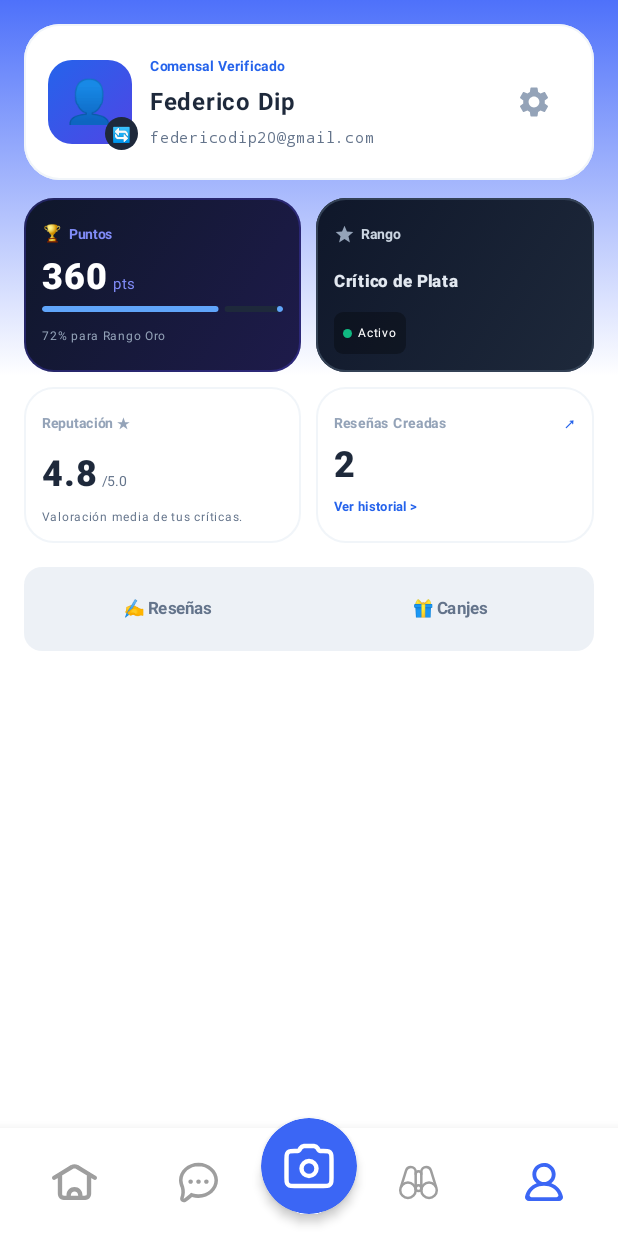
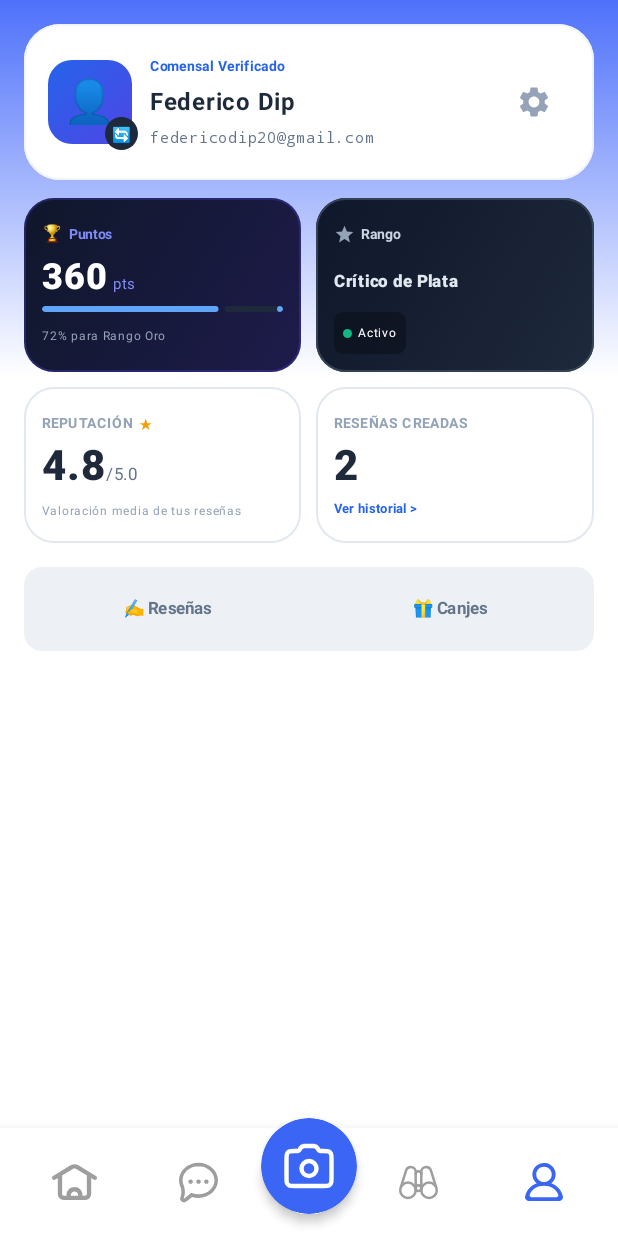
Before and after one commit to ManuZarraga/TP-desarrollo-de-apps-I, an Android app built with Jetpack Compose: the perfil screen opened through its navigation route, on a phone screen of 412 x 824 dp. Run offline under Robolectric (Android 15) with nearby library versions, the light colour scheme and no system bars.

Commit message:
Finalizada Pantalla perfil y las reseñas se traen del repository

```diff
--- a/app/src/main/java/com/example/tpi_apps/data/model/Review.kt
+++ b/app/src/main/java/com/example/tpi_apps/data/model/Review.kt
@@ -16,7 +16,8 @@ data class Review(
     val time: String = LocalTime.now().toString().substring(0, 5),
     val foodCategory: String,
     val itemPrice: Double? = null,
-    var likes: Int = 0
+    var likes: Int = 0,
+    var username: String
 ) {
     fun incrementLikes() {
         likes += 1
--- a/app/src/main/java/com/example/tpi_apps/data/model/User.kt
+++ b/app/src/main/java/com/example/tpi_apps/data/model/User.kt
@@ -2,9 +2,9 @@ package com.example.tpi_apps.data.model
 import java.time.LocalDate
 
 data class User(
-    val name: String,
+    var name: String,
     val username: String,
-    val email: String,
+    var email: String,
     val avatarSeed: String,
     var points: Int,
     var level: String,
--- a/app/src/main/java/com/example/tpi_apps/data/repository/ReviewRepository.kt
+++ b/app/src/main/java/com/example/tpi_apps/data/repository/ReviewRepository.kt
@@ -15,7 +15,8 @@ class ReviewRepository {
                 itemPrice = 1400.0,
                 comment = "Llegó en excelente estado, nada corrido y...",
                 date = "2024-04-13",
-                likes = 150
+                likes = 150,
+                username = "Manu Zarraga"
             ),
             Review(
                 restaurantName = "McDonald's",
@@ -25,7 +26,8 @@ class ReviewRepository {
                 itemPrice = 1200.0,
                 comment = "Los medallones son chicos y trae poca...",
                 date = "2024-04-12",
-                likes = 80
+                likes = 80,
+                username = "Milagro Gonzales Nuñez"
             ),
             Review(
                 restaurantName = "La Juvenil",
@@ -35,7 +37,8 @@ class ReviewRepository {
                 itemPrice = 1300.0,
                 comment = "No vino con tantas almendras, pero muy...",
                 date = "2024-04-11",
-                likes = 210
+                likes = 210,
+                username = "Federico Dip"
             ),
             Review(
                 restaurantName = "Burger King",
@@ -45,7 +48,8 @@ class ReviewRepository {
                 itemPrice = 1500.0,
                 comment = "Increíble sabor, la carne muy jugosa.",
                 date = "2024-04-10",
-                likes = 300
+                likes = 300,
+                username = "Federico Dip"
             )
         )
         emit(reviews)
--- a/app/src/main/java/com/example/tpi_apps/logic/ReviewViewModel.kt
+++ b/app/src/main/java/com/example/tpi_apps/logic/ReviewViewModel.kt
@@ -1,4 +1,24 @@
 package com.example.tpi_apps.logic
 
-class ReviewViewModel {
+import androidx.lifecycle.ViewModel
+import androidx.lifecycle.viewModelScope
+import com.example.tpi_apps.data.model.Review
+import com.example.tpi_apps.data.repository.ReviewRepository
+import kotlinx.coroutines.flow.SharingStarted
+import kotlinx.coroutines.flow.StateFlow
+import kotlinx.coroutines.flow.map
+import kotlinx.coroutines.flow.stateIn
+
+class ReviewViewModel(
+    private val repository: ReviewRepository = ReviewRepository()
+) : ViewModel() {
+
+    val userReviews: StateFlow<List<Review>> = repository
+        .getReviews()
+        .map { reviews -> reviews.filter { it.username == "Federico Dip" } }
+        .stateIn(
+            scope = viewModelScope,
+            started = SharingStarted.WhileSubscribed(5000),
+            initialValue = emptyList()
+        )
 }
--- a/app/src/main/java/com/example/tpi_apps/ui/screens/ProfileScreen.kt
+++ b/app/src/main/java/com/example/tpi_apps/ui/screens/ProfileScreen.kt
@@ -4,6 +4,8 @@ import androidx.compose.foundation.background
 import androidx.compose.foundation.border
 import androidx.compose.foundation.clickable
 import androidx.compose.foundation.layout.*
+import androidx.compose.foundation.lazy.LazyColumn
+import androidx.compose.foundation.lazy.items
 import androidx.compose.foundation.shape.CircleShape
 import androidx.compose.foundation.shape.RoundedCornerShape
 import androidx.compose.foundation.text.BasicTextField
@@ -23,14 +25,18 @@ import androidx.compose.ui.unit.dp
 import androidx.compose.ui.unit.sp
 import com.example.tpi_apps.data.model.User
 import androidx.compose.material.icons.filled.*
+import androidx.lifecycle.compose.collectAsStateWithLifecycle
+import androidx.lifecycle.viewmodel.compose.viewModel
+import com.example.tpi_apps.data.repository.ReviewRepository
+import com.example.tpi_apps.logic.ReviewViewModel
 
 @OptIn(ExperimentalMaterial3Api::class)
 @Composable
 fun ProfileScreen(
     user: User,
-    onSettingsClick: () -> Unit,
     onReviewsClick: () -> Unit,
-    modifier: Modifier = Modifier
+    modifier: Modifier = Modifier,
+    onSettingsClick: () -> Unit
 ) {
     val nextLevelPoints = 500
     val progressPercent = (user.points.toFloat() / nextLevelPoints).coerceIn(0f, 1f)
@@ -43,6 +49,7 @@ fun ProfileScreen(
     val openSettings = {
         showEditDialog = true
     }
+    val userReviews by viewModel<ReviewViewModel>().userReviews.collectAsStateWithLifecycle()
     Column(
         modifier = modifier
             .fillMaxSize()
@@ -56,7 +63,7 @@ fun ProfileScreen(
             ))
             .padding(16.dp)
     ) {
-        // --- BOX 1: INFO DE PERFIL BENTO ---
+
         Card(
             shape = RoundedCornerShape(24.dp),
             colors = CardDefaults.cardColors(containerColor = Color.White),
@@ -99,10 +106,9 @@ fun ProfileScreen(
 
         Spacer(modifier = Modifier.height(12.dp))
 
-        // --- ENLACE BENTO GRID FILA 1: PUNTOS Y RANGO ---
+
         Row(modifier = Modifier.fillMaxWidth(), horizontalArrangement = Arrangement.spacedBy(10.dp)) {
 
-            // --- BOX 2: CANASTA DE PUNTOS REESTRUCTURADA ---
             Card(
                 shape = RoundedCornerShape(20.dp),
                 colors = CardDefaults.cardColors(containerColor = Color.Transparent),
@@ -144,7 +150,6 @@ fun ProfileScreen(
                 }
             }
 
-            // --- BOX 3: NIVEL DE CRÍTICO REESTRUCTURADO ---
             val isGold = user.level.contains("Oro") || user.level.contains("Súper")
             Card(
                 shape = RoundedCornerShape(20.dp),
@@ -209,42 +214,57 @@ fun ProfileScreen(
 
         Spacer(modifier = Modifier.height(10.dp))
 
-        // --- ENLACE BENTO GRID FILA 2: REPUTACIÓN Y RESEÑAS ---
         Row(modifier = Modifier.fillMaxWidth(), horizontalArrangement = Arrangement.spacedBy(10.dp)) {
-
-            // --- BOX 4: CARD DE REPUTACIÓN ---
-            Card(
-                shape = RoundedCornerShape(20.dp),
-                colors = CardDefaults.cardColors(containerColor = Color.White),
-                modifier = Modifier.weight(1f).height(104.dp).border(1.dp, Color(0xFFF1F5F9), RoundedCornerShape(20.dp))
-            ) {
-                Column(modifier = Modifier.fillMaxSize().padding(12.dp), verticalArrangement = Arrangement.SpaceBetween) {
-                    Text("Reputación ★", fontSize = 9.sp, fontWeight = FontWeight.Bold, color = Color(0xFF94A3B8))
-                    Row {
-                        Text(text = String.format("%.1f", user.reputation), fontSize = 24.sp, fontWeight = FontWeight.Black, color = Color(0xFF1E293B), modifier = Modifier.alignByBaseline())
-                        Text(" /5.0", fontSize = 9.sp, color = Color(0xFF64748B), modifier = Modifier.alignByBaseline())
-                    }
-                    Text("Valoración media de tus críticas.", fontSize = 8.sp, color = Color(0xFF64748B), lineHeight = 10.sp)
-                }
-            }
-
-            // --- BOX 5: CARD DE RESEÑAS HISTORIAL ---
             Card(
                 shape = RoundedCornerShape(20.dp),
                 colors = CardDefaults.cardColors(containerColor = Color.White),
                 modifier = Modifier.weight(1f).height(104.dp)
-                    .border(1.dp, Color(0xFFF1F5F9), RoundedCornerShape(20.dp))
+                    .border(1.dp, Color(0xFFE2E8F0), RoundedCornerShape(20.dp))
+            ) {
+                Column(modifier = Modifier.fillMaxSize().padding(12.dp), verticalArrangement = Arrangement.SpaceBetween) {
+                    Row(verticalAlignment = Alignment.CenterVertically) {
+                        Text("REPUTACIÓN", fontSize = 9.sp, fontWeight = FontWeight.Bold, color = Color(0xFF94A3B8), letterSpacing = 0.8.sp)
+                        Spacer(modifier = Modifier.width(4.dp))
+                        Text("★", fontSize = 10.sp, color = Color(0xFFF59E0B))
+                    }
+                    Row {
+                        Text(
+                            text = String.format("%.1f", user.reputation),
+                            fontSize = 28.sp, fontWeight = FontWeight.Black,
+                            color = Color(0xFF1E293B),
+                            modifier = Modifier.alignByBaseline()
+                        )
+                        Text(
+                            "/5.0",
+                            fontSize = 11.sp, color = Color(0xFF64748B),
+                            modifier = Modifier.alignByBaseline()
+                        )
+                    }
+                    Text("Valoración media de tus reseñas", fontSize = 8.sp, color = Color(0xFF94A3B8))
+                }
+            }
+
+            Card(
+                shape = RoundedCornerShape(20.dp),
+                colors = CardDefaults.cardColors(containerColor = Color.White),
+                modifier = Modifier.weight(1f).height(104.dp)
+                    .border(1.dp, Color(0xFFE2E8F0), RoundedCornerShape(20.dp))
                     .clickable {
                         subTab = "reviews"
                         onReviewsClick()
                     }
             ) {
                 Column(modifier = Modifier.fillMaxSize().padding(12.dp), verticalArrangement = Arrangement.SpaceBetween) {
-                    Row(modifier = Modifier.fillMaxWidth(), horizontalArrangement = Arrangement.SpaceBetween, verticalAlignment = Alignment.CenterVertically) {
-                        Text(text = "Reseñas Creadas", fontSize = 9.sp, fontWeight = FontWeight.Bold, color = Color(0xFF94A3B8))
-                        Text(text = "↗", fontSize = 11.sp, fontWeight = FontWeight.Bold, color = Color(0xFF2563EB))
-                    }
-                    Text("${user.reviewCount}", fontSize = 24.sp, fontWeight = FontWeight.Black, color = Color(0xFF1E293B))
+                    Text(
+                        text = "RESEÑAS CREADAS",
+                        fontSize = 9.sp, fontWeight = FontWeight.Bold,
+                        color = Color(0xFF94A3B8), letterSpacing = 0.8.sp
+                    )
+                    Text(
+                        "${user.reviewCount}",
+                        fontSize = 28.sp, fontWeight = FontWeight.Black,
+                        color = Color(0xFF1E293B)
+                    )
                     Text("Ver historial >", fontSize = 8.5.sp, fontWeight = FontWeight.Bold, color = Color(0xFF2563EB))
                 }
             }
@@ -317,7 +337,7 @@ fun ProfileScreen(
                             Text("Canjeable en 'El Trompo Dorado'. Válido por 3 tacos al pastor.", fontSize = 9.sp, color = Color(0xFF64748B))
                         }
                         Button(
-                            onClick = {},
+                            onClick = onSettingsClick,
                             shape = RoundedCornerShape(8.dp),
                             colors = ButtonDefaults.buttonColors(containerColor = Color(0xFFF59E0B), contentColor = Color.White),
                             contentPadding = PaddingValues(horizontal = 10.dp, vertical = 6.dp),
@@ -348,7 +368,7 @@ fun ProfileScreen(
                             Text("Válido en la compra de pizza familiar. Canjea -400 pts.", fontSize = 9.sp, color = Color(0xFF64748B))
                         }
                         Button(
-                            onClick = {},
+                            onClick = onSettingsClick,
                             shape = RoundedCornerShape(8.dp),
                             colors = ButtonDefaults.buttonColors(containerColor = Color(0xFFF59E0B), contentColor = Color.White),
                             contentPadding = PaddingValues(horizontal = 10.dp, vertical = 6.dp),
@@ -363,12 +383,23 @@ fun ProfileScreen(
                 "reviews" -> {
             Column(verticalArrangement = Arrangement.spacedBy(8.dp)) {
                 Text("Tus Reseñas Recientes", fontSize = 11.sp, fontWeight = FontWeight.Bold, color = Color(0xFF475569))
-
-                // Review Item 1
                 Card(
                     shape = RoundedCornerShape(16.dp),
                     colors = CardDefaults.cardColors(containerColor = Color.White),
                     modifier = Modifier.fillMaxWidth().border(1.dp, Color(0xFFF1F5F9), RoundedCornerShape(16.dp)).padding(12.dp)
+                ) {
+                    LazyColumn(
+                        verticalArrangement = Arrangement.spacedBy(8.dp),
+                        modifier = Modifier.fillMaxWidth()
+                    ) {
+                        items(userReviews) { review ->
+                            Card(
+                                shape = RoundedCornerShape(16.dp),
+                                colors = CardDefaults.cardColors(containerColor = Color.White),
+                                modifier = Modifier
+                                    .fillMaxWidth()
+                                    .border(1.dp, Color(0xFFF1F5F9), RoundedCornerShape(16.dp))
+                                    .padding(12.dp)
                             ) {
                                 Column {
                                     Row(
@@ -376,73 +407,72 @@ fun ProfileScreen(
                                         horizontalArrangement = Arrangement.SpaceBetween,
                                         verticalAlignment = Alignment.CenterVertically
                                     ) {
-                            Text("El Trompo Dorado", fontSize = 11.sp, fontWeight = FontWeight.Bold, color = Color(0xFF1E293B))
+                                        Text(
+                                            review.restaurantName,
+                                            fontSize = 11.sp,
+                                            fontWeight = FontWeight.Bold,
+                                            color = Color(0xFF1E293B)
+                                        )
                                         Row(verticalAlignment = Alignment.CenterVertically) {
+                                            repeat(review.rating) {
                                                 Text("★", fontSize = 11.sp, color = Color(0xFFF59E0B))
+                                            }
                                             Spacer(modifier = Modifier.width(2.dp))
-                                Text("4.5", fontSize = 10.sp, fontWeight = FontWeight.Bold, color = Color(0xFF475569))
+                                            Text(
+                                                "${review.rating}.0",
+                                                fontSize = 10.sp,
+                                                fontWeight = FontWeight.Bold,
+                                                color = Color(0xFF475569)
+                                            )
                                         }
                                     }
+
+                                    Spacer(modifier = Modifier.height(2.dp))
+
+                                    Text(
+                                        "${review.foodCategory} • ${review.itemName}",
+                                        fontSize = 9.sp,
+                                        color = Color(0xFF94A3B8),
+                                        fontWeight = FontWeight.Medium
+                                    )
+
                                     Spacer(modifier = Modifier.height(4.dp))
-                        Text("Excelente sazón y los tacos de pastor están riquísimos. Muy recomendados.", fontSize = 9.5.sp, color = Color(0xFF475569))
+
+                                    Text(
+                                        review.comment,
+                                        fontSize = 9.5.sp,
+                                        color = Color(0xFF475569)
+                                    )
+
                                     Spacer(modifier = Modifier.height(6.dp))
+
                                     Row(
                                         modifier = Modifier.fillMaxWidth(),
                                         horizontalArrangement = Arrangement.SpaceBetween,
                                         verticalAlignment = Alignment.CenterVertically
                                     ) {
-                            Text("23/05/2026 • 20:30", fontSize = 8.sp, color = Color(0xFF94A3B8), fontFamily = FontFamily.Monospace)
                                         Text(
-                                "👍 14 Likes",
+                                            "${review.date} • ${"$"}${"%.0f".format(review.itemPrice)}",
+                                            fontSize = 8.sp,
+                                            color = Color(0xFF94A3B8),
+                                            fontFamily = FontFamily.Monospace
+                                        )
+                                        Text(
+                                            text = "👍 ${review.likes} Likes",
                                             fontSize = 8.5.sp,
                                             fontWeight = FontWeight.SemiBold,
                                             color = Color(0xFF475569),
-                            modifier = Modifier.background(Color(0xFFF1F5F9), RoundedCornerShape(4.dp)).padding(horizontal = 6.dp, vertical = 2.dp)
-                            )
-                        }
-                    }
-                }
-
-                // Review Item 2
-                Card(
-                    shape = RoundedCornerShape(16.dp),
-                    colors = CardDefaults.cardColors(containerColor = Color.White),
-                    modifier = Modifier.fillMaxWidth().border(1.dp, Color(0xFFF1F5F9), RoundedCornerShape(16.dp)).padding(12.dp)
-                ) {
-                    Column {
-                        Row(
-                            modifier = Modifier.fillMaxWidth(),
-                            horizontalArrangement = Arrangement.SpaceBetween,
-                            verticalAlignment = Alignment.CenterVertically
-                        ) {
-                            Text("Bella Italia Ristorante", fontSize = 11.sp, fontWeight = FontWeight.Bold, color = Color(0xFF1E293B))
-                            Row(verticalAlignment = Alignment.CenterVertically) {
-                                Text("★", fontSize = 11.sp, color = Color(0xFFF59E0B))
-                                Spacer(modifier = Modifier.width(2.dp))
-                                Text("5.0", fontSize = 10.sp, fontWeight = FontWeight.Bold, color = Color(0xFF475569))
-                            }
-                        }
-                        Spacer(modifier = Modifier.height(4.dp))
-                        Text("La pasta carbonara es de otro planeta. La atención es sumamente cordial y rápida.", fontSize = 9.5.sp, color = Color(0xFF475569))
-                        Spacer(modifier = Modifier.height(6.dp))
-                        Row(
-                            modifier = Modifier.fillMaxWidth(),
-                            horizontalArrangement = Arrangement.SpaceBetween,
-                            verticalAlignment = Alignment.CenterVertically
-                        ) {
-                            Text("24/05/2026 • 15:15", fontSize = 8.sp, color = Color(0xFF94A3B8), fontFamily = FontFamily.Monospace)
-                            Text(
-                                text = "👍 8 Likes",
-                            fontSize = 8.5.sp,
-                            fontWeight = FontWeight.SemiBold,
-                            color = Color(0xFF475569),
-                            modifier = Modifier.background(Color(0xFFF1F5F9), RoundedCornerShape(4.dp)).padding(horizontal = 6.dp, vertical = 2.dp)
+                                            modifier = Modifier
+                                                .background(Color(0xFFF1F5F9), RoundedCornerShape(4.dp))
+                                                .padding(horizontal = 6.dp, vertical = 2.dp)
                                         )
                                     }
                                 }
                             }
                         }
                     }
+            }
+            }}
         }
         if (showEditDialog) {
             androidx.compose.ui.window.Dialog(onDismissRequest = { showEditDialog = false }) {
@@ -540,7 +570,6 @@ fun ProfileScreen(
                         ) {
                             Button(
                                 onClick = {
-                                    // Aplicar los cambios mediante lambda o asignación directa
                                     showEditDialog = false
                                 },
                                 colors = ButtonDefaults.buttonColors(containerColor = Color(0xFF5C7CFA)),
@@ -557,7 +586,9 @@ fun ProfileScreen(
                             }
 
                             Button(
-                                onClick = { showEditDialog = false },
+                                onClick = { showEditDialog = false
+                                          user.name=tempUsername
+                                          user.email=tempEmail},
                                 colors = ButtonDefaults.buttonColors(containerColor = Color(0xFFFF5B62)),
                                 shape = RoundedCornerShape(12.dp),
                                 modifier = Modifier.weight(1f),
```
Lines whose indentation alone changed are shown as unchanged.
